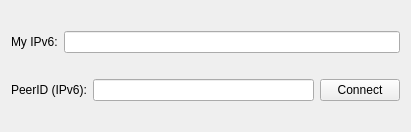
The window that src/mainwindow.ui (ChronosXYZ/Influence-cjdns) describes before a commit, drawn with Qt 5.
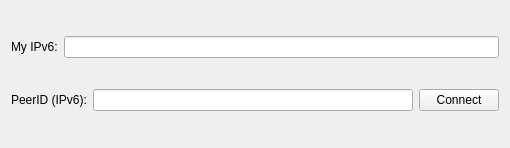
The same window after the commit.

Commit message: Немного подкорректирован дизайн главного окна.

Diff of the .ui file:
```diff
--- a/src/mainwindow.ui
+++ b/src/mainwindow.ui
@@ -6,20 +6,20 @@
    <rect>
     <x>0</x>
     <y>0</y>
-    <width>411</width>
-    <height>132</height>
+    <width>510</width>
+    <height>148</height>
    </rect>
   </property>
   <property name="minimumSize">
    <size>
-    <width>411</width>
-    <height>132</height>
+    <width>510</width>
+    <height>148</height>
    </size>
   </property>
   <property name="maximumSize">
    <size>
-    <width>411</width>
-    <height>132</height>
+    <width>510</width>
+    <height>148</height>
    </size>
   </property>
   <property name="cursor">
@@ -43,10 +43,13 @@
        </widget>
       </item>
       <item>
-       <widget class="QLineEdit" name="peerID">
+       <widget class="QLineEdit" name="myIP">
         <property name="text">
          <string/>
         </property>
+        <property name="readOnly">
+         <bool>true</bool>
+        </property>
        </widget>
       </item>
      </layout>
@@ -64,9 +67,9 @@
        </widget>
       </item>
       <item>
-       <widget class="QLineEdit" name="myIP">
+       <widget class="QLineEdit" name="peerID">
         <property name="readOnly">
-         <bool>true</bool>
+         <bool>false</bool>
         </property>
        </widget>
       </item>
```
Left out of the diff: 2 changed lines with no effect on the pictures.
